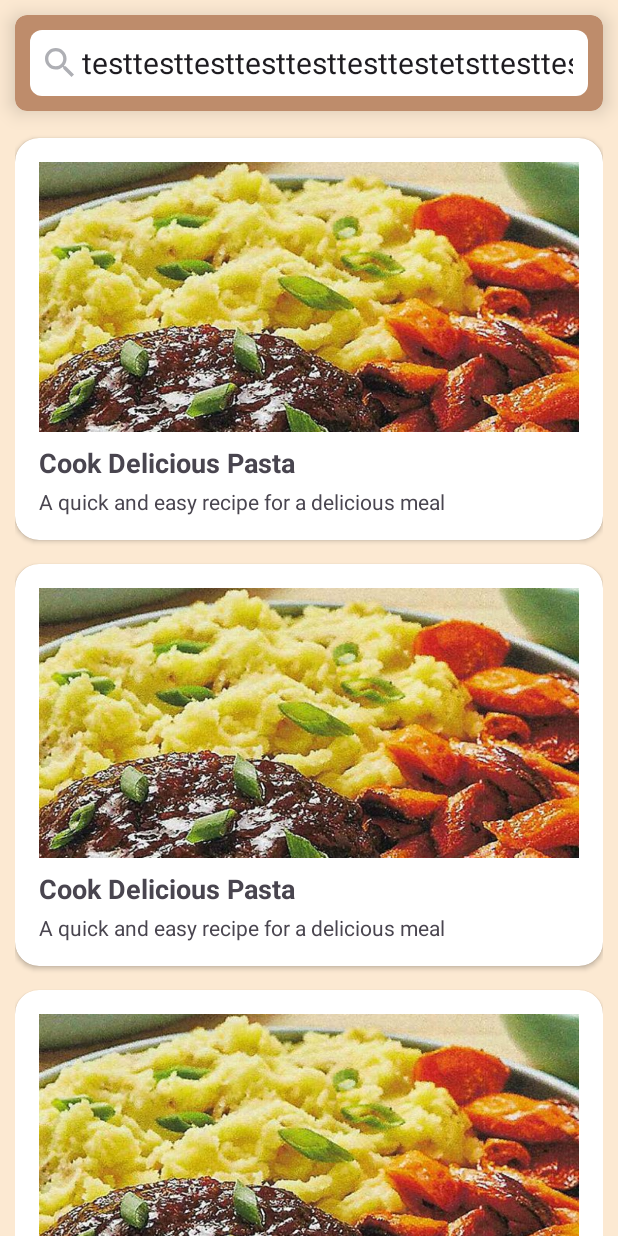
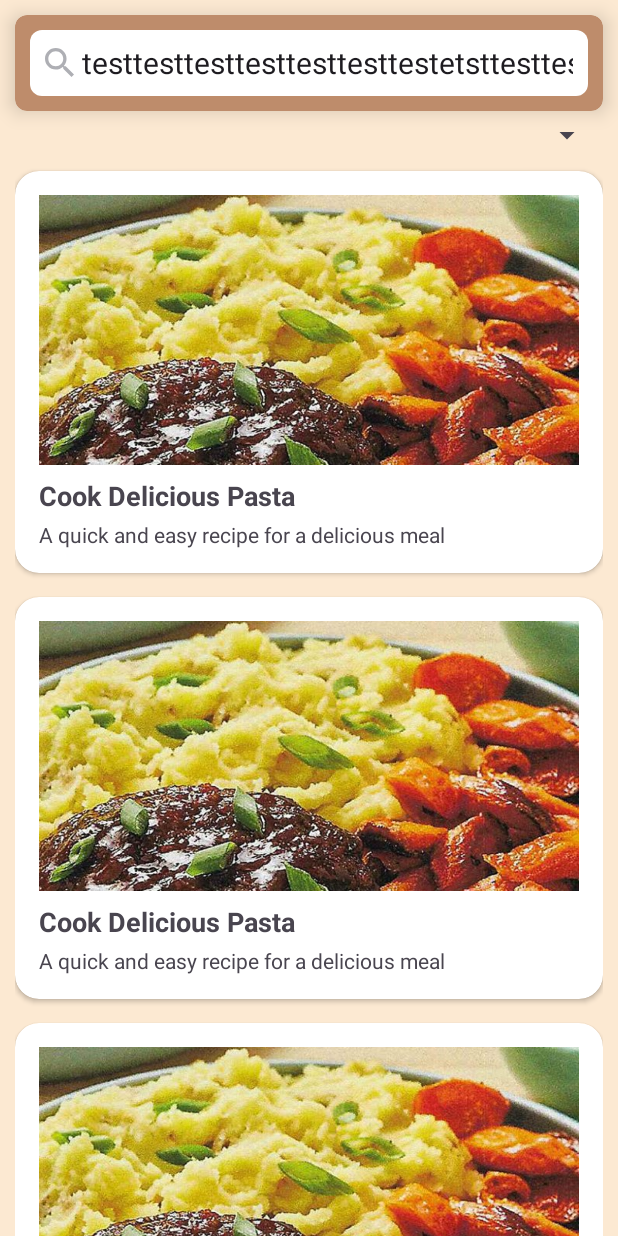
Before and after one commit to Sleepwalker217/NotEnoughRecipes, an Android app: the layout fragment_search.xml on its own in the app's theme, with its tools: preview values and no code run, on a phone screen of 412 x 824 dp. Run offline under Robolectric (Android 15) with nearby library versions, the phone set to English and light mode, and no system bars.

Commit message:
design changes

```diff
--- a/app/src/main/res/layout/fragment_search.xml
+++ b/app/src/main/res/layout/fragment_search.xml
@@ -6,7 +6,6 @@
     android:background="@color/bg_cuisine"
     xmlns:app="http://schemas.android.com/apk/res-auto"
     tools:context=".presentation.ui.fragment.SearchFragment">
-
 
     <androidx.cardview.widget.CardView
         android:id="@+id/search_bar_card_view"
@@ -32,24 +31,26 @@
             android:text="testtesttesttesttesttesttestetsttesttest "
             android:maxLines="1"
             android:singleLine="true"
-            android:textSize="20sp"
-            android:hint="@string/enter_recipe_name"/>
+            android:textSize="20sp"/>
     </androidx.cardview.widget.CardView>
+
+    <Spinner
+        android:id="@+id/search_spinner"
+        android:layout_width="0dp"
+        android:layout_height="32dp"
+        app:layout_constraintStart_toStartOf="parent"
+        app:layout_constraintEnd_toEndOf="parent"
+        android:layout_marginHorizontal="@dimen/margin_std_10"
+        app:layout_constraintTop_toBottomOf="@id/search_bar_card_view"/>
 
     <androidx.recyclerview.widget.RecyclerView
         android:layout_width="0dp"
         android:layout_height="wrap_content"
-        app:layout_constraintTop_toBottomOf="@id/search_bar_card_view"
+        app:layout_constraintTop_toBottomOf="@id/search_spinner"
         app:layout_constraintStart_toStartOf="parent"
         app:layout_constraintEnd_toEndOf="parent"
-        android:layout_margin="@dimen/margin_std_10"
+        android:layout_marginHorizontal="@dimen/margin_std_10"
         app:layoutManager="androidx.recyclerview.widget.GridLayoutManager"
         tools:listitem="@layout/tab_view"
         />
-
-
-
-
-
-
 </androidx.constraintlayout.widget.ConstraintLayout>
--- a/app/src/main/res/values/strings.xml
+++ b/app/src/main/res/values/strings.xml
@@ -2,5 +2,4 @@
     <string name="app_name">NotEnoughRecipes</string>
     <!-- TODO: Remove or change this placeholder text -->
     <string name="hello_blank_fragment">Hello blank fragment</string>
-    <string name="enter_recipe_name">Введите название рецепта</string>
 </resources>
```
